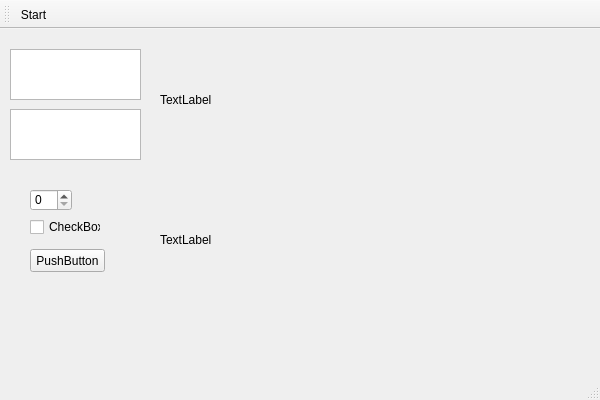
The window that Crystal Software (Qt)/TestAnything/TestAnything.ui (yyx112358/Crystal-Software-Platform) describes before a commit, drawn with Qt 5.
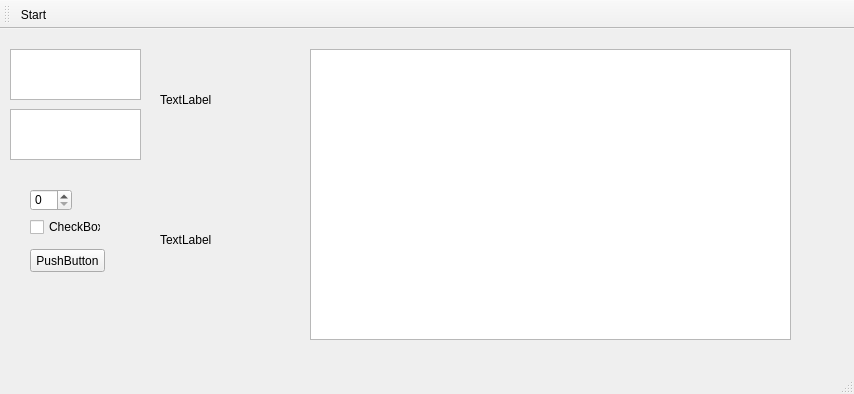
The same window after the commit.

Commit message: 加入DEMO用极简界面

The edit to the form file:
```diff
--- a/Crystal Software (Qt)/TestAnything/TestAnything.ui
+++ b/Crystal Software (Qt)/TestAnything/TestAnything.ui
@@ -6,8 +6,8 @@
    <rect>
     <x>0</x>
     <y>0</y>
-    <width>600</width>
-    <height>400</height>
+    <width>854</width>
+    <height>394</height>
    </rect>
   </property>
   <property name="windowTitle">
@@ -29,7 +29,7 @@
      <rect>
       <x>160</x>
       <y>20</y>
-      <width>411</width>
+      <width>121</width>
       <height>101</height>
      </rect>
     </property>
@@ -91,7 +91,7 @@
      <rect>
       <x>160</x>
       <y>150</y>
-      <width>411</width>
+      <width>121</width>
       <height>121</height>
      </rect>
     </property>
@@ -99,6 +99,16 @@
      <string>TextLabel</string>
     </property>
    </widget>
+   <widget class="QGraphicsView" name="graphicsView">
+    <property name="geometry">
+     <rect>
+      <x>310</x>
+      <y>20</y>
+      <width>481</width>
+      <height>291</height>
+     </rect>
+    </property>
+   </widget>
   </widget>
   <widget class="QMenuBar" name="menuBar">
    <property name="geometry">
```
Left out of the diff: 2 changed lines with no effect on the pictures. The commit also changes 2 other files.
